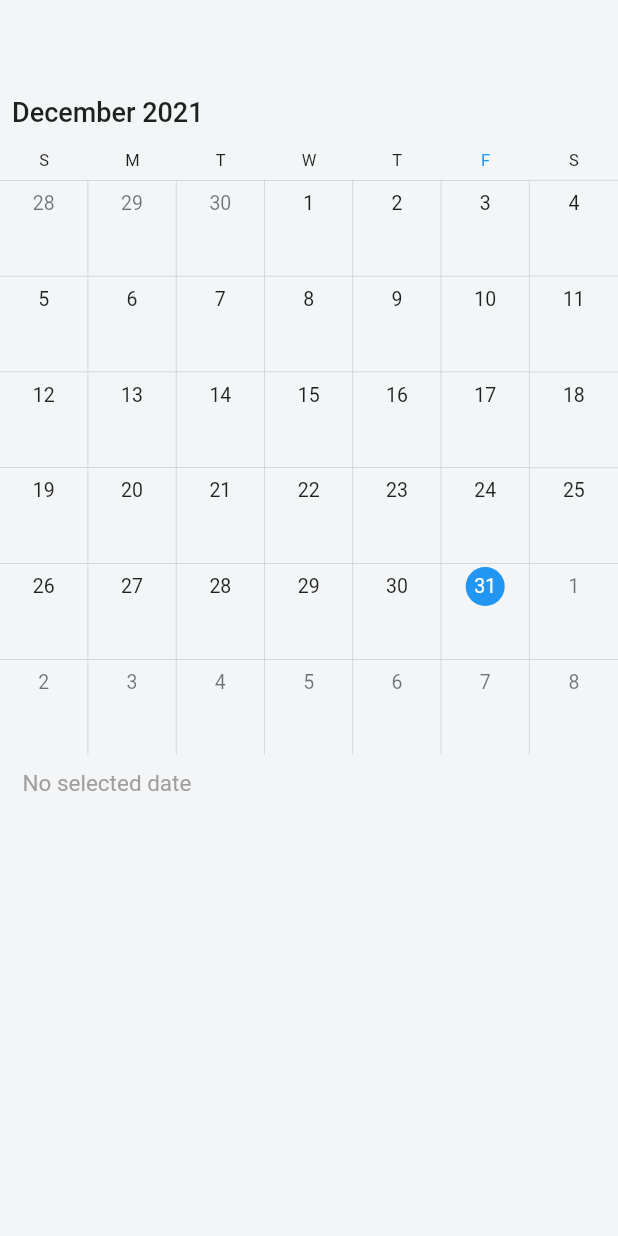
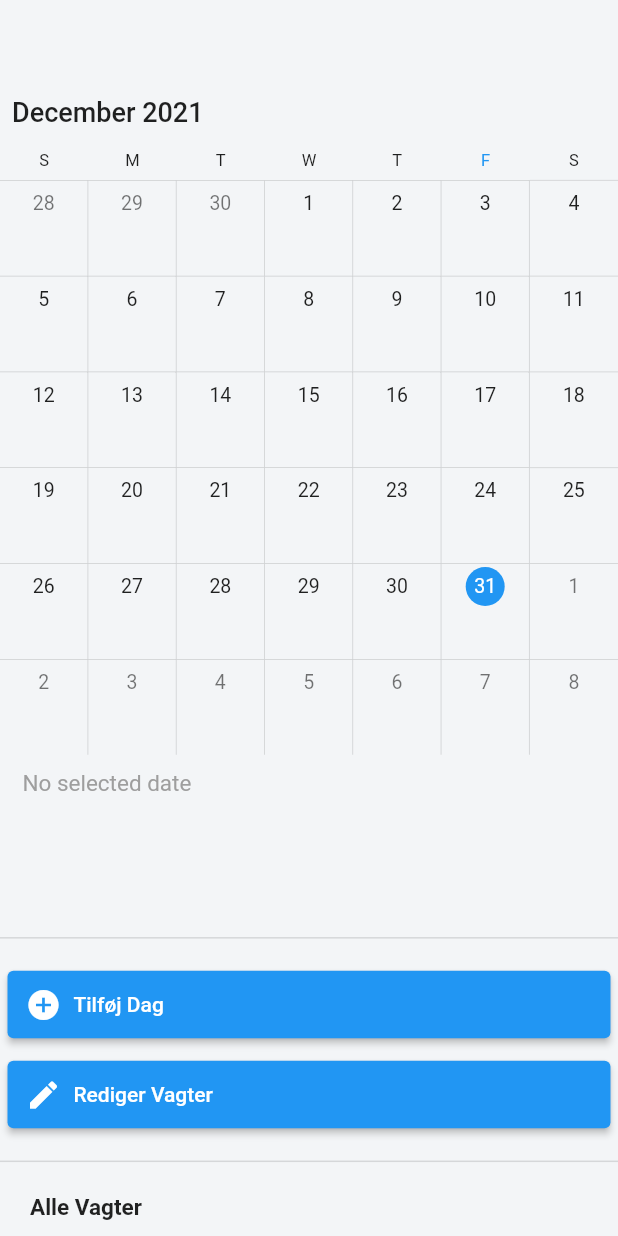
Before and after one commit to ammarOdin/odinvikar, a Flutter app: the OwnDaysScreen screen opened directly, on a phone screen of 412 x 824 dp. Run offline on Flutter 3.47's test engine with Material 2 defaults, Android fonts, the phone set to English and light mode, and no system bars; drawn by our look-alikes of syncfusion_flutter_calendar; our stand-ins replace cloud_firestore, firebase_core, sliding_sheet; missing offline and left inert: syncfusion_localizations, week_of_year; accounts and stored records are empty.

```diff
--- a/lib/main_screens/home_screen.dart
+++ b/lib/main_screens/home_screen.dart
@@ -11,9 +11,8 @@ class HomeScreen extends StatefulWidget {
 
 class _State extends State<HomeScreen> with TickerProviderStateMixin {
 
-  get shift => FirebaseFirestore.instance.collection('shift').orderBy('date', descending: false);
+  get shift => FirebaseFirestore.instance.collection('shift').orderBy('month', descending: false).orderBy('date', descending: false);
   late TabController _controller;
-
 
   @override
   void initState() {
--- a/lib/main_screens/own_days.dart
+++ b/lib/main_screens/own_days.dart
@@ -18,7 +18,7 @@ class _State extends State<OwnDaysScreen> {
 
   late DateTime _pickedDay;
 
-  get shift => FirebaseFirestore.instance.collection('shift').orderBy('date', descending: false);
+  get shift => FirebaseFirestore.instance.collection('shift').orderBy('month', descending: false).orderBy('date', descending: false);
   get saveShift => FirebaseFirestore.instance.collection('shift');
 
   @override
@@ -46,8 +46,9 @@ class _State extends State<OwnDaysScreen> {
   @override
   Widget build(BuildContext context) {
 
-    return SizedBox(
-      height: MediaQuery.of(context).size.height / 1.5,
+    return Scaffold(
+      body: SizedBox(
+        //height: MediaQuery.of(context).size.height / 1.5,
         child: ListView(
           padding: EdgeInsets.only(top: MediaQuery.of(context).size.height / 15),
           children: [
@@ -88,6 +89,11 @@ class _State extends State<OwnDaysScreen> {
                     var pickedMonth = _pickedDay.month;
                     var pickedWeek = _pickedDay.weekOfYear;
                     await saveShift.add({'date': pickedDate,'month': pickedMonth, 'week': pickedWeek});
+                  ScaffoldMessenger.of(context).showSnackBar(
+                  const SnackBar(
+                    content: Text('Vagt tilføjet'),
+                  ),
+                );
 
                 }, icon: const Icon(Icons.add_circle), label: const Align(alignment: Alignment.centerLeft, child: Text("Tilføj Dag")),),
             ),
@@ -105,10 +111,13 @@ class _State extends State<OwnDaysScreen> {
                   if (!snapshot.hasData){
                     return const Center(child: CircularProgressIndicator(),);
                   } else if (snapshot.data!.docs.isEmpty){
-                  return const Center(child: Text(
+                    return Container(
+                      padding: const EdgeInsets.only(bottom: 30),
+                      child: const Center(child: Text(
                         "Ingen Vagter",
                         style: TextStyle(color: Colors.blue, fontSize: 18),
-                  ),);
+                      ),),
+                    );
                   }
                   return Column(
                     children: snapshot.data!.docs.map((document){
@@ -117,6 +126,7 @@ class _State extends State<OwnDaysScreen> {
                   );
                 }),
           ],
+        ),
       ),
     );
   }
@@ -162,7 +172,7 @@ class _State extends State<OwnDaysScreen> {
                     Container(margin: const EdgeInsets.all(3), padding: const EdgeInsets.only(bottom: 30), child: const Center(child: Text("Vagt Detaljer", style: TextStyle(fontWeight: FontWeight.bold, fontSize: 24),),),),
                     Container(margin: const EdgeInsets.all(3), padding: const EdgeInsets.only(bottom: 10, left: 10), child: Align(alignment: Alignment.centerLeft, child: Text("Mulige vagt: " + document['date'], style: const TextStyle(fontWeight: FontWeight.bold),),),),
                     Container(margin: const EdgeInsets.all(3), padding: const EdgeInsets.only(bottom: 10, left: 10), child: const Align(alignment: Alignment.centerLeft, child: Text("Du vil blive ringet op på dagen, hvis du får vagten. Kontakt IKKE vagt-telefonen."),) ,),
-                    Container(margin: const EdgeInsets.only(top: 15, left: 3, right: 3, bottom: 15), decoration: BoxDecoration(border: Border.all(color: Colors.grey, width: 0.8), borderRadius: const BorderRadius.all(Radius.circular(10))), child: ElevatedButton(style: ElevatedButton.styleFrom(primary: Colors.transparent, shadowColor: Colors.white10), onPressed: () {showDialog(context: context, builder: (BuildContext context){return AlertDialog(title: const Text("Slet Vagt"), content: const Text("Er du sikker på at slette vagten?"), actions: [TextButton(onPressed: () {Navigator.pop(context);}, child: const Text("Annuller")) ,TextButton(onPressed: () {saveShift.doc(document.id).delete(); Navigator.pop(context);}, child: const Text("Slet"))],);});}, child: Align(alignment: Alignment.centerLeft, child: Row(children: const [Align(alignment: Alignment.centerLeft, child: Text("Slet", style: TextStyle(color: Colors.red, fontWeight: FontWeight.bold),)), Spacer(), Align(alignment: Alignment.centerRight, child: Icon(Icons.delete, color: Colors.red,))]),)) ,),
+                    Container(margin: const EdgeInsets.only(top: 15, left: 3, right: 3, bottom: 15), decoration: BoxDecoration(border: Border.all(color: Colors.grey, width: 0.8), borderRadius: const BorderRadius.all(Radius.circular(10))), child: ElevatedButton(style: ElevatedButton.styleFrom(primary: Colors.transparent, shadowColor: Colors.white10), onPressed: () {showDialog(context: context, builder: (BuildContext context){return AlertDialog(title: const Text("Slet Vagt"), content: const Text("Er du sikker på at slette vagten?"), actions: [TextButton(onPressed: () {Navigator.pop(context);}, child: const Text("Annuller")) ,TextButton(onPressed: () {saveShift.doc(document.id).delete(); Navigator.pop(context); Navigator.pop(context); ScaffoldMessenger.of(context).showSnackBar(const SnackBar(content: Text('Vagt slettet'),),);}, child: const Text("Slet"))],);});}, child: Align(alignment: Alignment.centerLeft, child: Row(children: const [Align(alignment: Alignment.centerLeft, child: Text("Slet", style: TextStyle(color: Colors.red, fontWeight: FontWeight.bold),)), Spacer(), Align(alignment: Alignment.centerRight, child: Icon(Icons.delete, color: Colors.red,))]),)) ,),
                   ],);
                 }).toList(),
               );
```
Lines whose indentation alone changed are shown as unchanged.
